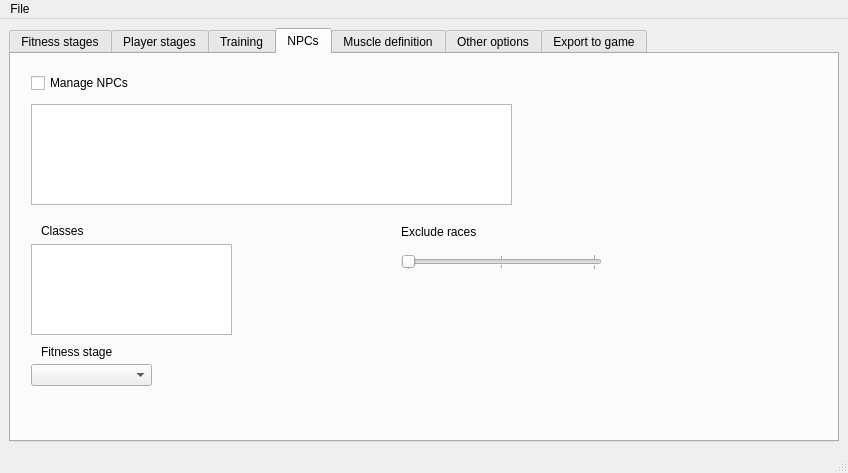
CarlosLeyvaAyala/Max-Sick-Gains, file _Tools/MainPython/gui/mainWindow.ui: the form before one commit.
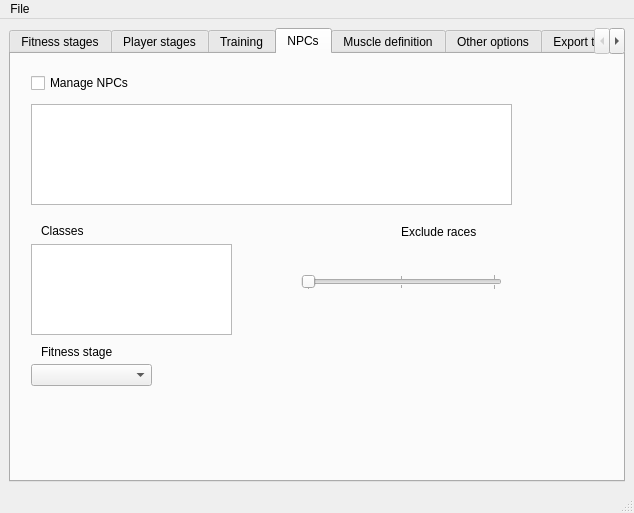
The form after the commit. The open tabs and pages were chosen to show the change. Icons and pictures are not drawn.

The edit to the form file:
```diff
--- a/_Tools/MainPython/gui/mainWindow.ui
+++ b/_Tools/MainPython/gui/mainWindow.ui
@@ -6,8 +6,8 @@
    <rect>
     <x>0</x>
     <y>0</y>
-    <width>848</width>
-    <height>452</height>
+    <width>634</width>
+    <height>513</height>
    </rect>
   </property>
   <property name="focusPolicy">
@@ -935,8 +935,8 @@
        <widget class="QSlider" name="verticalSlider">
         <property name="geometry">
          <rect>
-          <x>390</x>
-          <y>200</y>
+          <x>290</x>
+          <y>220</y>
           <width>201</width>
           <height>16</height>
          </rect>
@@ -1382,7 +1382,7 @@
     <rect>
      <x>0</x>
      <y>0</y>
-     <width>848</width>
+     <width>634</width>
      <height>22</height>
     </rect>
    </property>
```
Left out of the diff: 4 changed lines with no effect on the pictures.
